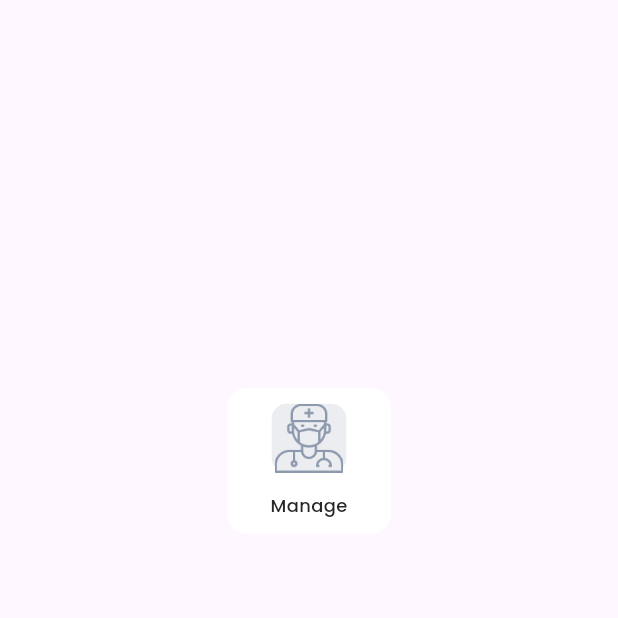
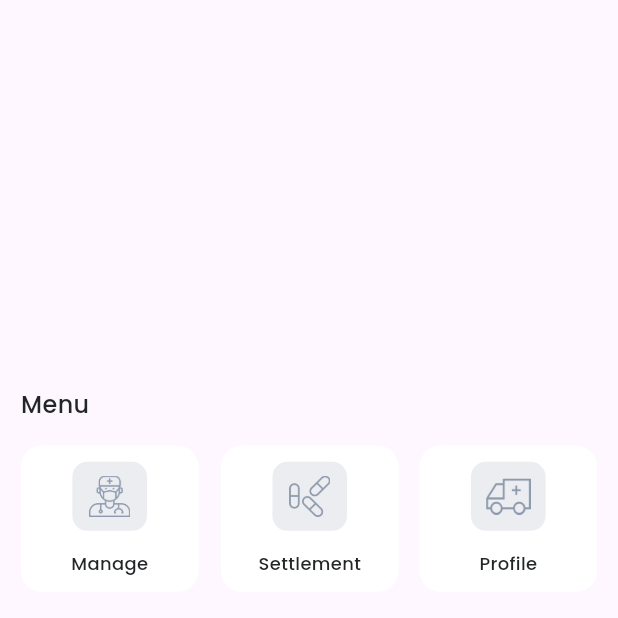
Before and after one commit to Sabari-nath-p/slotitCo, a Flutter app: the screen it shows after launch, on a phone screen of 412 x 824 dp, the top half of it. Run offline on Flutter 3.47's test engine with Material 3 defaults, Android fonts, the phone set to English and light mode, and no system bars; our stand-ins replace flutter_screenutil, get, google_fonts.

Commit message:
menucard

```diff
--- a/lib/HomeScreen/views/homeMenuCard.dart
+++ b/lib/HomeScreen/views/homeMenuCard.dart
@@ -13,8 +13,20 @@ class HomeMenuCard extends StatelessWidget {
       height: 145.h,
       width: 386.w,
       child: Column(
+        crossAxisAlignment: CrossAxisAlignment.start,
         children: [
-          menucard(),
+              appText.primaryText(
+              text: 'Menu', fontWeight: FontWeight.w500, fontSize: 16.sp,color: const Color(0xFF232627)),
+              SpacerH(17.h),
+          Row(
+            children: [
+              _menucard('Manage','asset/images/manage.png'),
+              SpacerW(15.w),
+              _menucard('Settlement','asset/images/settlement.png'),
+              SpacerW(14.w),
+              _menucard('Profile','asset/images/profile.png'),
+            ],
+          ),
         ],
       ),
     );
@@ -23,10 +35,10 @@ class HomeMenuCard extends StatelessWidget {
 }
 
 
- menucard() {
+ _menucard(String text,image) {
     return Container(
           height: 106.h,
-          width: 119.h,
+          width: 119.w,
           decoration: BoxDecoration(
             color: const Color(0xFFFFFFFF),
             borderRadius: BorderRadius.circular(14)
@@ -35,20 +47,21 @@ class HomeMenuCard extends StatelessWidget {
             mainAxisAlignment: MainAxisAlignment.center,
             children: [
               Container(
+                alignment: Alignment.center,
                 height: 50.h,
                 width: 50.w,
                 decoration: BoxDecoration(
                   color: const Color(0xFFEBEDF1),
                   borderRadius: BorderRadius.circular(10)
                 ),
-                child: Image.asset('asset/images/manage.png',height: 30.h,width: 30.w,),
+                child: Image.asset(image,height: 30.h,width: 30.w,)
               ),
 
               SpacerH(14.h),
 
 
               appText.primaryText(
-              text: "Manage", fontWeight: FontWeight.w500, fontSize: 12.sp)
+              text: text, fontWeight: FontWeight.w500, fontSize: 12.sp,color: const Color(0xFF232627))
             ],
           ),
         );
```
